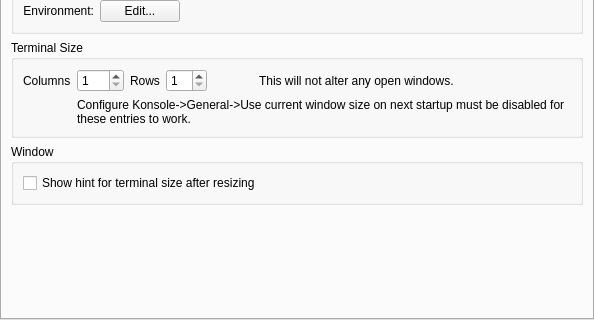
This is src/EditProfileDialog.ui in KDE/konsole as Qt 5 draws it before an edit; both pictures show x 0 to 594 and y 216 to 536 of the 594 by 536 pixel window. The edited form follows.
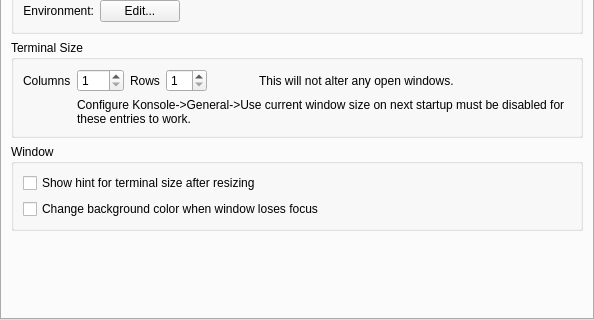
This is the edited form. Custom widgets are drawn as their Qt base class.

Commit message: allow changing background when losing focus

Patch:
```diff
--- a/src/EditProfileDialog.ui
+++ b/src/EditProfileDialog.ui
@@ -343,6 +343,16 @@
             </property>
            </widget>
           </item>
+          <item>
+           <widget class="QCheckBox" name="indicateActiveButton">
+            <property name="toolTip">
+             <string>Indicate whether the window is active by changing background color</string>
+            </property>
+            <property name="text">
+             <string>Change background color when window loses focus</string>
+            </property>
+           </widget>
+          </item>
          </layout>
         </widget>
        </item>
```
The commit also changes 7 other files.
